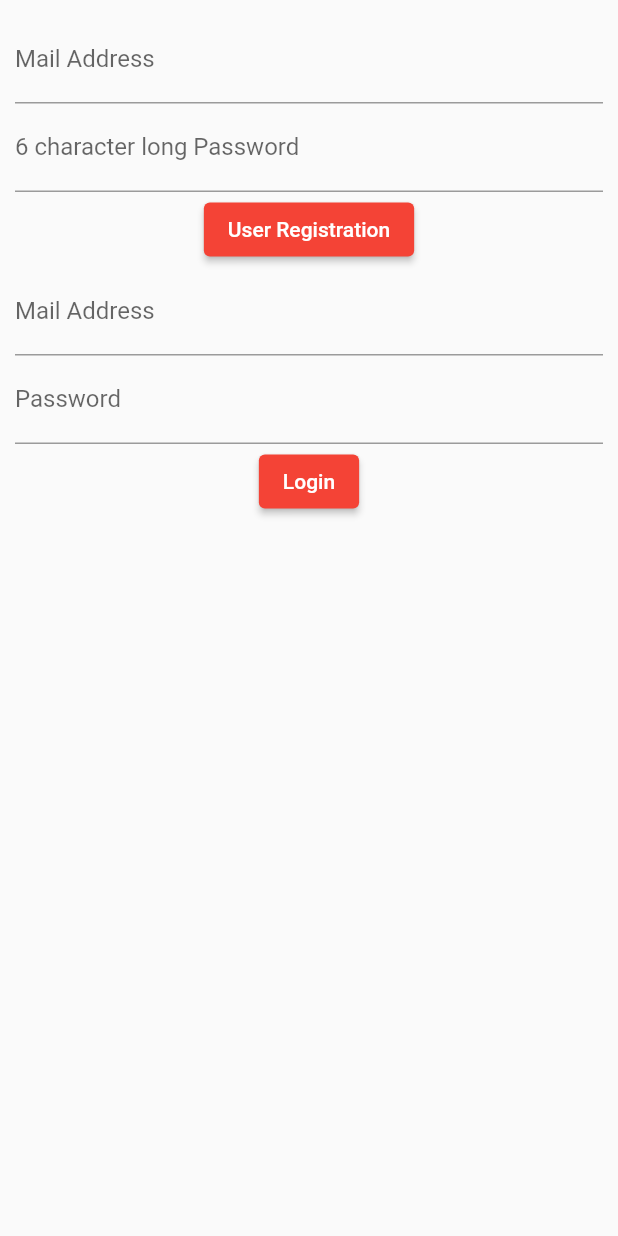
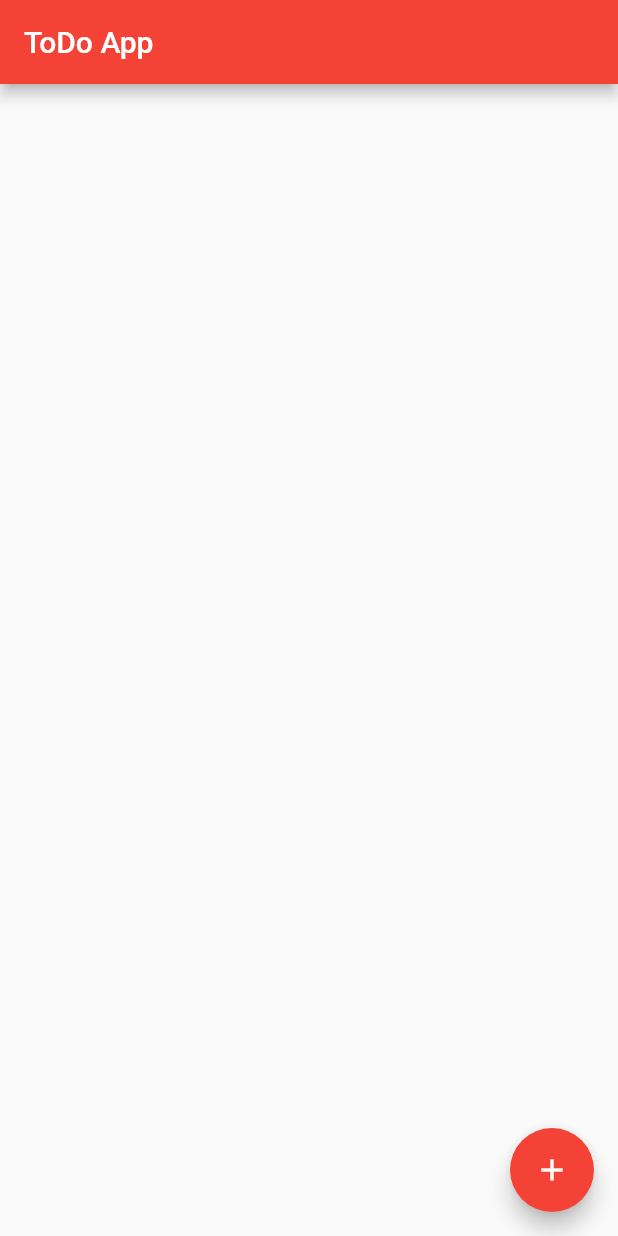
Before and after one commit to Tanaka-Junsei/Flutter_ToDoApp, a Flutter app: the screen it shows after launch, on a phone screen of 412 x 824 dp. Run offline on Flutter 3.47's test engine with Material 2 defaults, Android fonts, the phone set to English and light mode, and no system bars; our stand-ins replace cloud_firestore, firebase_core; accounts and stored records are empty.

Commit message:
ToDo App雛形作成

```diff
--- a/todo_app/lib/main.dart
+++ b/todo_app/lib/main.dart
@@ -1,6 +1,6 @@
-import 'package:firebase_auth/firebase_auth.dart';
+import 'package:flutter/material.dart';
 import 'package:firebase_core/firebase_core.dart';
-import 'package:flutter/material.dart';
+import 'package:cloud_firestore/cloud_firestore.dart';
 
 Future<void> main() async {
   WidgetsFlutterBinding.ensureInitialized();
@@ -11,135 +11,193 @@ Future<void> main() async {
 class MyApp extends StatelessWidget {
   @override
   Widget build(BuildContext context) {
-    return MaterialApp(
-      title: 'Firebase_Auth_App',
-      theme: ThemeData(
-        primarySwatch: Colors.red,
-      ),
-      home: const AuthAppPage(title: 'Firebase_Auth_App'),
+    return const MaterialApp(
+      title: 'ToDo App',
+      home: ToDoPage(),
     );
   }
 }
 
-class AuthAppPage extends StatefulWidget {
-  const AuthAppPage({Key? key, required this.title}) : super(key: key);
-  final String title;
+class ToDoPage extends StatefulWidget {
+  const ToDoPage({Key? key}) : super(key: key);
   @override
-  State<AuthAppPage> createState() => _AuthAppPageState();
+  _ToDoPageState createState() => _ToDoPageState();
 }
 
-class _AuthAppPageState extends State<AuthAppPage> {
-  // Registration Field Email Address
-  String registerUserEmail = "";
-  // Registration Field Password
-  String registerUserPassword = "";
-  // Login field email address
-  String loginUserEmail = "";
-  // Login field password (login)
-  String loginUserPassword = "";
-  // View information about registration and login
-  String DebugText = "";
+class _ToDoPageState extends State<ToDoPage> {
+  final TextEditingController _todoController = TextEditingController();//TextEditingControllerの挙動は、テキストフィールドの内容を制御するため
+  final TextEditingController _contentController = TextEditingController();
+
+  final CollectionReference _todos =
+  FirebaseFirestore.instance.collection('todo');
+  // Functions used for adding and editing
+  Future<void> _add_or_update([DocumentSnapshot? documentSnapshot]) async {
+    String mode = 'addition';
+    if (documentSnapshot != null) {
+      mode = 'update';
+      _todoController.text = documentSnapshot['todo'];
+      _contentController.text = documentSnapshot['content'].toString();
+    }
+
+    await showModalBottomSheet(
+        isScrollControlled: true,
+        context: context,
+        builder: (BuildContext ctx) {
+          return Padding(
+            padding: EdgeInsets.only(
+                top: 20,
+                left: 20,
+                right: 20,
+                // prevent the soft keyboard from covering text fields
+                bottom: MediaQuery.of(ctx).viewInsets.bottom + 20),
+            child: Column(
+              mainAxisSize: MainAxisSize.min,
+              crossAxisAlignment: CrossAxisAlignment.start,
+              children: [
+                TextField(
+                  controller: _todoController,
+                  decoration: const InputDecoration(labelText: 'ToDo'),
+                ),
+                TextField(
+                  keyboardType:
+                  const TextInputType.numberWithOptions(decimal: true),
+                  controller: _contentController,
+                  decoration: const InputDecoration(
+                    labelText: 'Content',
+                  ),
+                ),
+                const SizedBox(
+                  height: 20,
+                ),
+                ElevatedButton(
+                  child: Text(mode== 'addition' ? 'Add' : 'Update'),
+                  style: ElevatedButton.styleFrom(
+                    backgroundColor: Colors.red,
+                  ),
+                  onPressed: () async {
+                    final String? todo = _todoController.text;
+                    final String? content = _contentController.text;
+                    // Addiing process
+                    if (todo != null && content != null) {
+                      if (mode == 'addition') {
+                        // Persist a new product to Firestore
+                        await _todos.add({"todo": todo, "content": content});
+
+                        // Show the snack bar for the add
+                        ScaffoldMessenger.of(context).showSnackBar(SnackBar(
+                            backgroundColor: Colors.red,
+                            content: Text(
+                              'Added ${todo}!',
+                              style: const TextStyle(
+                                  fontWeight: FontWeight.bold, fontSize: 15, color: Colors.white),
+                            )));
+                      }
+                      // Editing process
+                      if (mode == 'update') {
+                        // Update the product
+                        await _todos
+                            .doc(documentSnapshot!.id)
+                            .update({"todo": todo, "content": content});
+
+                        // Show the snack bar for the edit
+                        ScaffoldMessenger.of(context).showSnackBar(const SnackBar(
+                            backgroundColor: Colors.red,
+                            content: Text(
+                              'Updated Content!',
+                              style: TextStyle(
+                                  fontWeight: FontWeight.bold, fontSize: 15, color: Colors.white, backgroundColor: Colors.yellowAccent),
+                            )));
+
+                      }
+                      // Clear the text fields
+                      _todoController.text = '';
+                      _contentController.text = '';
+
+                      // Hide the bottom sheet
+                      Navigator.of(context).pop();
+                    }
+                  },
+                )
+              ],
+            ),
+          );
+        });
+  }
+
+  // Deletion Processing Functions
+  Future<void> _deleteProduct(String productId) async {
+    await _todos.doc(productId).delete();
+
+    // Show the snack bar for the exclusion
+    ScaffoldMessenger.of(context).showSnackBar(const SnackBar(
+        backgroundColor: Colors.red,
+        content: Text(
+          'Deleted Content!',
+          style: TextStyle(
+              fontWeight: FontWeight.bold, fontSize: 15, color: Colors.black),
+        )));
+  }
 
   @override
   Widget build(BuildContext context) {
-    return Scaffold(
-      body: Center(
-        child: Container(
-          padding: EdgeInsets.all(10),
-          child: Column(
-            children: <Widget>[
-              TextFormField(
-                // Set labels for text input
-                decoration: InputDecoration(labelText: "Mail Address"),
-                onChanged: (String value) {
-                  setState(() {
-                    registerUserEmail = value;
-                  });
+    return SafeArea(
+      child: Scaffold(
+        appBar: AppBar(
+          title: const Text('ToDo App'),
+          backgroundColor: Colors.red,
+        ),
+        // StreamBuilder to pass Firestore values to ListView.builder
+        body: StreamBuilder(
+          stream: _todos.snapshots(),
+          builder: (context, AsyncSnapshot<QuerySnapshot> streamSnapshot) {
+            if (streamSnapshot.hasData) {
+              // Display FireStore values in list format
+              return ListView.builder(
+                itemCount: streamSnapshot.data!.docs.length,
+                itemBuilder: (context, index) {
+                  final DocumentSnapshot documentSnapshot =
+                  streamSnapshot.data!.docs[index];
+                  // View documents in the card widget
+                  return Card(
+                    margin: const EdgeInsets.all(10),
+                    child: ListTile(
+                      title: Text(documentSnapshot['todo']), // ToDo
+                      subtitle: Text(documentSnapshot['content'].toString()), // Content
+                      trailing: SizedBox(
+                        width: 100,
+                        child: Row(
+                          children: [
+                            // Edit Button
+                            IconButton(
+                                color: Colors.red,
+                                icon: const Icon(Icons.edit),
+                                onPressed: () =>
+                                    _add_or_update(documentSnapshot)),
+                            // Delete Button
+                            IconButton(
+                                color: Colors.red,
+                                icon: const Icon(Icons.delete),
+                                onPressed: () =>
+                                    _deleteProduct(documentSnapshot.id)),
+                          ],
+                        ),
+                      ),
+                    ),
+                  );
                 },
-              ),
-              TextFormField(
-                decoration: InputDecoration(labelText: "6 character long Password"),
-                // Mask not to show password
-                obscureText: true,
-                onChanged: (String value) {
-                  setState(() {
-                    registerUserPassword = value;
-                  });
-                },
-              ),
-              const SizedBox(height: 1),
-              ElevatedButton(
-                onPressed: () async {
-                  try {
-                    // User Registration
-                    final FirebaseAuth auth = FirebaseAuth.instance;
-                    final UserCredential result =
-                    await auth.createUserWithEmailAndPassword(
-                      email: registerUserEmail,
-                      password: registerUserPassword,
-                    );
-                    // Registered User Information
-                    final User user = result.user!;
-                    setState(() {
-                      DebugText = "Register OK：${user.email}";
-                    });
-                  } catch (e) {
-                    // Failed User Information
-                    setState(() {
-                      DebugText = "Register Fail：${e.toString()}";
-                    });
-                  }
-                },
-                child: Text("User Registration"),
-              ),
+              );
+            }
 
-              const SizedBox(height: 1),
-              TextFormField(
-                decoration: InputDecoration(labelText: "Mail Address"),
-                onChanged: (String value) {
-                  setState(() {
-                    loginUserEmail = value;
-                  });
-                },
-              ),
-              TextFormField(
-                decoration: InputDecoration(labelText: "Password"),
-                obscureText: true,
-                onChanged: (String value) {
-                  setState(() {
-                    loginUserPassword = value;
-                  });
-                },
-              ),
-              const SizedBox(height: 1),
-              ElevatedButton(
-                onPressed: () async {
-                  try {
-                    // Try login
-                    final FirebaseAuth auth = FirebaseAuth.instance;
-                    final UserCredential result =
-                    await auth.signInWithEmailAndPassword(
-                      email: loginUserEmail,
-                      password: loginUserPassword,
-                    );
-                    // Succeeded to login
-                    final User user = result.user!;
-                    setState(() {
-                      DebugText = "Succeeded to Login：${user.email}";
-                    });
-                  } catch (e) {
-                    // Failed to login
-                    setState(() {
-                      DebugText = "Failed to Login：${e.toString()}";
-                    });
-                  }
-                },
-                child: Text("Login"),
-              ),
-              const SizedBox(height: 8),
-              Text(DebugText),
-            ],
-          ),
+            return const Center(
+              child: CircularProgressIndicator(),
+            );
+          },
+        ),
+        // Add Button
+        floatingActionButton: FloatingActionButton(
+          backgroundColor: Colors.red,
+          onPressed: () => _add_or_update(),
+          child: const Icon(Icons.add),
         ),
       ),
     );
--- a/todo_app/pubspec.yaml
+++ b/todo_app/pubspec.yaml
@@ -37,6 +37,7 @@ dependencies:
   cupertino_icons: ^1.0.2
   firebase_core: ^2.14.0
   firebase_auth: ^4.6.3
+  cloud_firestore: ^4.8.1
 
 dev_dependencies:
   flutter_test:
```
Also changed, not shown: todo_app/pubspec.lock, 4 other files.
